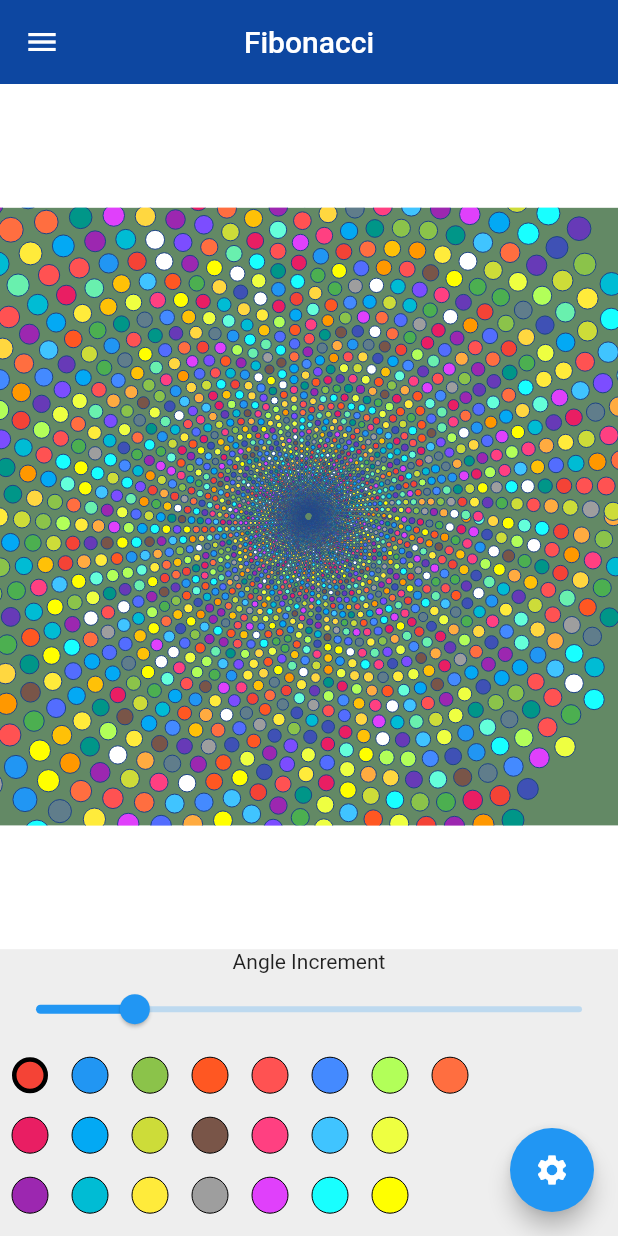
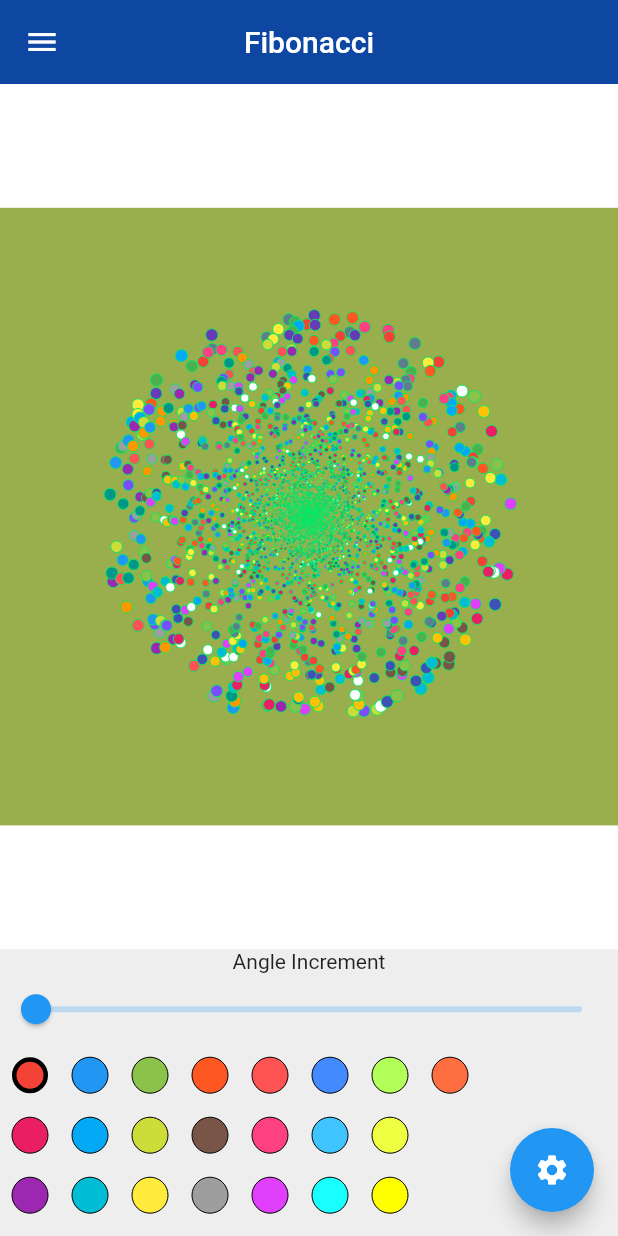
Before and after one commit to baldfatchris/opart_v2, a Flutter app: the screen it shows after launch, after a tap on the "settings" icon, on a phone screen of 412 x 824 dp. Run offline on Flutter 3.47's test engine with Material 2 defaults, Android fonts, the phone set to English and light mode, and no system bars; our stand-ins replace flutter_colorpicker, flutter_spinkit.

Commit message:
Added Fibonacci

```diff
--- a/lib/opart_fibonacci.dart
+++ b/lib/opart_fibonacci.dart
@@ -48,7 +48,71 @@ void changeColor(int index, Color color) {
   palette.replaceRange(index, index + 1, [color]);
 }
 
+// angleIncrement
 double angleIncrement = 1.6181;
+
+
+// numberOfColours
+int numberOfColours;
+
+// backgroundColour
+Color backgroundColour = Colors.white;
+
+// opacity
+double opacity = 1;
+
+// paletteType
+int paletteType = 0;
+
+// gradientType
+int gradientType = 0;
+
+// randomColours
+bool randomColours = false;
+
+// lineWidth
+double lineWidth = 0;
+
+// lineColour
+Color lineColour = Colors.black;
+
+// flowerFill
+double flowerFill = 1;
+
+// petalToRadius
+double petalToRadius = 0.03;
+
+// ratio
+double ratio = 0.999;
+
+// randomiseAngle
+double randomiseAngle = 0;
+
+// petalPointiness
+double petalPointiness = 1;
+
+// petalRotation,
+double petalRotation = 0;
+
+// petalRotationRatio,
+double petalRotationRatio = 1;
+
+// petalType,
+int petalType = 0;
+
+// maxPetals,
+int maxPetals = 5000;
+
+// radialOscAmplitude,
+double radialOscAmplitude = 0;
+
+// radialOscPeriod,
+double radialOscPeriod = 1;
+
+// direction
+bool direction = true;
+
+
 
 class OpArtFibonacciStudio extends StatefulWidget {
   bool showSettings;
@@ -206,114 +270,26 @@ class OpArtFibonacciPainter extends CustomPainter {
 //    print('imageWidth = $imageWidth');
 //    print('imageHeight = $imageHeight');
 
+    // randomise the settings
+    randomise();
+
     // colour in the canvas
-    var paint1 = Paint()
-      ..color = Color(0xff638965)
-      ..style = PaintingStyle.fill;
     //a rectangle
     canvas.drawRect(
-        Offset(borderX, borderY) & Size(imageWidth, imageHeight), paint1);
+        Offset(borderX, borderY) & Size(imageWidth, imageHeight), Paint()
+      ..color = backgroundColour
+      ..style = PaintingStyle.fill);
 
 
-    Color backgroundColour = Colors.white;
-    print('backgroundColor: $backgroundColour');
 
-    int gradientType = 0;
-    print('gradientType: $gradientType');
 
-    int numberOfColours = palette.length;
-    print('numberOfColours: $numberOfColours');
 
-    bool randomColours = rnd.nextBool();
-    print('randomColours: $randomColours');
-
-    double lineWidth = 0; //rnd.nextDouble() * 10;
-    print('lineWidth: $lineWidth');
-
-    // opacity - from 0 to 1 - 50% of time =1
-    double opacity = rnd.nextDouble();
-    if (rnd.nextInt(2) == 0) {
-      opacity = 1;
-    }
-    print('opacity: $opacity');
-
-    Color lineColour = Color((Random().nextDouble() * 0xFFFFFF).toInt())
-        .withOpacity(opacity);
-    print('lineColour: $lineColour');
 
     double flowerCentreX = imageWidth / 2;
     double flowerCentreY = imageHeight / 2;
     print('flowerCentreX: $flowerCentreX');
     print('flowerCentreY: $flowerCentreY');
 
-    double flowerFill = rnd.nextDouble() * 0.75 + 0.5;
-    print('flowerFill: $flowerFill');
-
-    double petalToRadius = 0.03;
-    print('petalToRadius: $petalToRadius');
-
-    double ratio = 0.999;
-    print('ratio: $ratio');
-
-    double randomiseAngle = rnd.nextDouble() * pi;
-    if (rnd.nextBool()) {
-      randomiseAngle = 0;
-    }
-    print('randomiseAngle: $randomiseAngle');
-
-    // angleIncrement,
-    double angleIncrement = rnd.nextDouble();
-    if (rnd.nextBool()) {
-      angleIncrement = 0;
-    }
-    print('angleIncrement: $angleIncrement');
-
-    double petalPointiness = rnd.nextDouble();
-    print('petalPointiness: $petalPointiness');
-
-
-    // petalRotation,
-    double petalRotation = rnd.nextDouble() * pi;
-    if (rnd.nextBool()) {
-      petalRotation = 0;
-    }
-    print('petalRotation: $petalRotation');
-
-    // petalRotationRatio,
-    double petalRotationRatio = rnd.nextDouble();
-    if (rnd.nextBool()) {
-      petalRotationRatio = 0;
-    }
-    print('petalRotationRatio: $petalRotationRatio');
-
-
-    // petalType,
-    int petalType = 0;
-    print('petalType: $petalType');
-
-    // maxPetals,
-    int maxPetals = 5000;
-    print('maxPetals: $maxPetals');
-
-
-    // radialOscAmplitude,
-    double radialOscAmplitude = rnd.nextDouble();
-    if (rnd.nextBool()) {
-      radialOscAmplitude = 0;
-    }
-    print('radialOscAmplitude: $radialOscAmplitude');
-
-    // radialOscPeriod,
-    double radialOscPeriod = rnd.nextDouble();
-    if (rnd.nextBool()) {
-      radialOscPeriod = 0;
-    }
-    print('radialOscPeriod: $radialOscPeriod');
-
-    // direction
-    bool direction = rnd.nextBool();
-    direction = true;
-    print('direction: $direction');
 
 
     generateFlower(
@@ -322,33 +298,14 @@ class OpArtFibonacciPainter extends CustomPainter {
         imageHeight,
         borderX,
         borderY,
-        backgroundColour,
-        gradientType,
-        numberOfColours,
-        randomColours,
         palette,
-        lineColour,
-        lineWidth,
         opacity,
         flowerCentreX,
-        flowerCentreY,
-        flowerFill,
-        petalToRadius,
-        ratio,
-        randomiseAngle,
-        angleIncrement,
-        petalPointiness,
-        petalRotation,
-        petalRotationRatio,
-        petalType,
-        maxPetals,
-        radialOscAmplitude,
-        radialOscPeriod,
-        direction
+        flowerCentreY
     );
 
     // colour in the outer canvas
-    paint1 = Paint()
+    Paint paint1 = Paint()
       ..color = Colors.white
       ..style = PaintingStyle.fill;
     canvas.drawRect(Offset(0, 0) & Size(borderX, canvasHeight), paint1);
@@ -367,10 +324,8 @@ class OpArtFibonacciPainter extends CustomPainter {
       double height,
       double borderX,
       double borderY,
-      Color backgroundColour,
-      gradientType, numberOfColours, randomColours, Colours, lineColour, lineWidth, opacity,
-      flowerCentreX, flowerCentreY, flowerFill, petalToRadius, ratio, randomiseAngle, angleIncrement, petalPointiness, petalRotation, petalRotationRatio,
-      petalType, maxPetals, radialOscAmplitude, radialOscPeriod, direction) {
+      Colours, opacity,
+      flowerCentreX, flowerCentreY) {
 
     // start the colour order
     int colourOrder=0;
@@ -768,6 +723,175 @@ class OpArtFibonacciPainter extends CustomPainter {
 
   }
 
+  randomise(){
+
+    // angleIncrement,
+    angleIncrement = rnd.nextDouble()*pi;
+    print('angleIncrement: $angleIncrement');
+
+    //  backgroundColour
+    backgroundColour = Color((rnd.nextDouble() * 0xFFFFFF).toInt()).withOpacity(1);
+    print('backgroundColor: $backgroundColour');
+
+
+
+    // SET UP THE PALETTE
+    // numberOfColours from 1 to 24
+    numberOfColours = rnd.nextInt(24)+1;
+    print('numberOfColours: $numberOfColours');
+
+    // opacity - from 0 to 1 - 50% of time =1
+    opacity = rnd.nextDouble();
+    if (rnd.nextInt(2)==0){
+      opacity = 1;
+    }
+    print('opacity: $opacity');
+
+    // paletteType - 0=random; 1=blended random; 2=linear random; 3=linear complimentary;
+    paletteType = rnd.nextInt(4);
+    print('paletteType: $paletteType');
+
+    // randomise the palette
+    List palette = [];
+    switch(paletteType){
+
+    // blended random
+      case 1:{
+        double blendColour = rnd.nextDouble() * 0xFFFFFF;
+        for (int colourIndex = 0; colourIndex < numberOfColours; colourIndex++){
+          palette.add(Color(((blendColour + rnd.nextDouble() * 0xFFFFFF)/2).toInt()).withOpacity(opacity));
+        }
+      }
+      break;
+
+    // linear random
+      case 2:{
+        List startColour = [rnd.nextInt(255),rnd.nextInt(255),rnd.nextInt(255)];
+        List endColour = [rnd.nextInt(255),rnd.nextInt(255),rnd.nextInt(255)];
+        for (int colourIndex = 0; colourIndex < numberOfColours; colourIndex++){
+          palette.add(Color.fromRGBO(
+              ((startColour[0]*colourIndex + endColour[0]*(numberOfColours-colourIndex))/numberOfColours).round(),
+              ((startColour[1]*colourIndex + endColour[1]*(numberOfColours-colourIndex))/numberOfColours).round(),
+              ((startColour[2]*colourIndex + endColour[2]*(numberOfColours-colourIndex))/numberOfColours).round(),
+              opacity));
+        }
+      }
+      break;
+
+    // linear complementary
+      case 2:{
+        List startColour = [rnd.nextInt(255),rnd.nextInt(255),rnd.nextInt(255)];
+        List endColour = [255-startColour[0],255-startColour[1],255-startColour[2]];
+        for (int colourIndex = 0; colourIndex < numberOfColours; colourIndex++){
+          palette.add(Color.fromRGBO(
+              ((startColour[0]*colourIndex + endColour[0]*(numberOfColours-colourIndex))/numberOfColours).round(),
+              ((startColour[1]*colourIndex + endColour[1]*(numberOfColours-colourIndex))/numberOfColours).round(),
+              ((startColour[2]*colourIndex + endColour[2]*(numberOfColours-colourIndex))/numberOfColours).round(),
+              opacity));
+        }
+      }
+      break;
+
+    // random
+      default: {
+        for (int colorIndex = 0; colorIndex < numberOfColours; colorIndex++){
+          palette.add(Color((rnd.nextDouble() * 0xFFFFFF).toInt()).withOpacity(opacity));
+        }
+      }
+      break;
+
+    }
+
+    // randomColours - true or false
+    bool randomColours = rnd.nextBool();
+    print('randomColours: $randomColours');
+
+    // backgroundColor
+    Color backgroundColor = Colors.grey[200];
+    print('backgroundColor: $backgroundColor');
+
+    // lineWidth
+    double lineWidth = rnd.nextDouble()*10;
+    print('lineWidth: $lineWidth');
+
+    // lineColour
+    lineColour = Color((rnd.nextDouble() * 0xFFFFFF).toInt()).withOpacity(opacity);
+    print('lineColour: $lineColour');
+
+    // gradientType
+    gradientType = 0;
+    print('gradientType: $gradientType');
+
+
+    // flowerFill
+    flowerFill = rnd.nextDouble() * 0.75 + 0.5;
+    print('flowerFill: $flowerFill');
+
+    // petalToRadius
+    petalToRadius = 0.03;
+    print('petalToRadius: $petalToRadius');
+
+    // ratio
+    ratio = 0.999;
+    print('ratio: $ratio');
+
+    // randomiseAngle
+    randomiseAngle = rnd.nextDouble() * pi;
+    if (rnd.nextBool()) {
+      randomiseAngle = 0;
+    }
+    print('randomiseAngle: $randomiseAngle');
+
+    // petalPointiness
+    petalPointiness = rnd.nextDouble();
+    print('petalPointiness: $petalPointiness');
+
+
+    // petalRotation,
+    petalRotation = rnd.nextDouble() * pi;
+    if (rnd.nextBool()) {
+      petalRotation = 0;
+    }
+    print('petalRotation: $petalRotation');
+
+    // petalRotationRatio,
+    petalRotationRatio = rnd.nextDouble();
+    if (rnd.nextBool()) {
+      petalRotationRatio = 0;
+    }
+    print('petalRotationRatio: $petalRotationRatio');
+
+    // petalType,
+    petalType = 0;
+    print('petalType: $petalType');
+
+    // maxPetals,
+    maxPetals = 5000;
+    print('maxPetals: $maxPetals');
+
+    // radialOscAmplitude,
+    radialOscAmplitude = rnd.nextDouble();
+    if (rnd.nextBool()) {
+      radialOscAmplitude = 0;
+    }
+    print('radialOscAmplitude: $radialOscAmplitude');
+
+    // radialOscPeriod,
+    radialOscPeriod = rnd.nextDouble();
+    if (rnd.nextBool()) {
+      radialOscPeriod = 0;
+    }
+    print('radialOscPeriod: $radialOscPeriod');
+
+    // direction
+    direction = rnd.nextBool();
+    direction = true;
+    print('direction: $direction');
+
+
+
+
+  }
 
   @override
   bool shouldRepaint(OpArtFibonacciPainter oldDelegate) => false;
--- a/lib/opart_wallpaper.dart
+++ b/lib/opart_wallpaper.dart
@@ -127,6 +127,8 @@ class OpArtWallpaperPainter extends CustomPainter {
     print('imageWidth = $imageWidth');
     print('imageHeight = $imageHeight');
 
+
+    // SET UP THE PALLET
     // numberOfColours from 1 to 24
     int numberOfColours = rnd.nextInt(24)+1;
     print('numberOfColours: $numberOfColours');
@@ -148,9 +150,9 @@ class OpArtWallpaperPainter extends CustomPainter {
 
     // blended random
       case 1:{
-        double blendColour = Random().nextDouble() * 0xFFFFFF;
+        double blendColour = rnd.nextDouble() * 0xFFFFFF;
         for (int colourIndex = 0; colourIndex < numberOfColours; colourIndex++){
-          palette.add(Color(((blendColour + Random().nextDouble() * 0xFFFFFF)/2).toInt()).withOpacity(opacity));
+          palette.add(Color(((blendColour + rnd.nextDouble() * 0xFFFFFF)/2).toInt()).withOpacity(opacity));
         }
       }
       break;
@@ -186,7 +188,7 @@ class OpArtWallpaperPainter extends CustomPainter {
     // random
       default: {
         for (int colorIndex = 0; colorIndex < numberOfColours; colorIndex++){
-          palette.add(Color((Random().nextDouble() * 0xFFFFFF).toInt()).withOpacity(opacity));
+          palette.add(Color((rnd.nextDouble() * 0xFFFFFF).toInt()).withOpacity(opacity));
         }
       }
       break;
@@ -197,17 +199,17 @@ class OpArtWallpaperPainter extends CustomPainter {
     bool randomColours = rnd.nextBool();
     print('randomColours: $randomColours');
 
+    Color backgroundColor = Colors.grey[200];
+    print('backgroundColor: $backgroundColor');
+
+    double lineWidth = rnd.nextDouble()*10;
+    print('lineWidth: $lineWidth');
+
+    Color lineColor = Color((rnd.nextDouble() * 0xFFFFFF).toInt()).withOpacity(opacity);
+    print('lineColor: $lineColor');
+
     // keep track of the colour order
     int colourOrder = 0;
-
-    Color backgroundColor = Colors.grey[200];
-    print('backgroundColor: $backgroundColor');
-    double lineWidth = rnd.nextDouble()*10;
-    print('lineWidth: $lineWidth');
-    Color lineColor = Color((Random().nextDouble() * 0xFFFFFF).toInt()).withOpacity(opacity);
-    print('lineColor: $lineColor');
-
-
 
     // Now make some art
 
```
